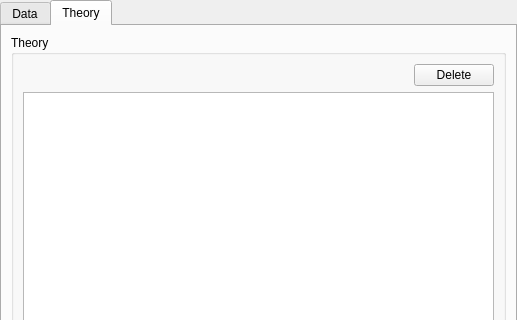
Above: src/sas/qtgui/UI/DataExplorerUI.ui from SasView/sasview before the change; both pictures show x 0 to 517 and y 0 to 320 of the 517 by 693 pixel window. Below: the same form after it.
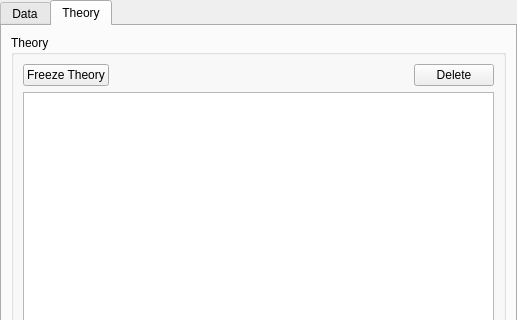
That is the form after the change. The open tabs and pages were chosen to show the change. Icons and pictures are not drawn.

Commit message: Modified behaviour of theory freeze

What changed in the file:
```diff
--- a/src/sas/qtgui/UI/DataExplorerUI.ui
+++ b/src/sas/qtgui/UI/DataExplorerUI.ui
@@ -141,13 +141,6 @@
        </item>
        <item row="2" column="0">
         <layout class="QHBoxLayout" name="horizontalLayout">
-         <item>
-          <widget class="QPushButton" name="cmdFreeze">
-           <property name="text">
-            <string>Freeze Theory</string>
-           </property>
-          </widget>
-         </item>
          <item>
           <spacer name="horizontalSpacer">
            <property name="orientation">
@@ -293,6 +286,13 @@
       <layout class="QGridLayout" name="gridLayout_4">
        <item row="0" column="0">
         <layout class="QHBoxLayout" name="horizontalLayout_3">
+         <item>
+          <widget class="QPushButton" name="cmdFreeze">
+           <property name="text">
+            <string>Freeze Theory</string>
+           </property>
+          </widget>
+         </item>
          <item>
           <spacer name="horizontalSpacer_5">
            <property name="orientation">
@@ -300,7 +300,7 @@
            </property>
            <property name="sizeHint" stdset="0">
             <size>
-             <width>353</width>
+             <width>218</width>
              <height>20</height>
             </size>
            </property>
```
The commit also changes 1 other file.
